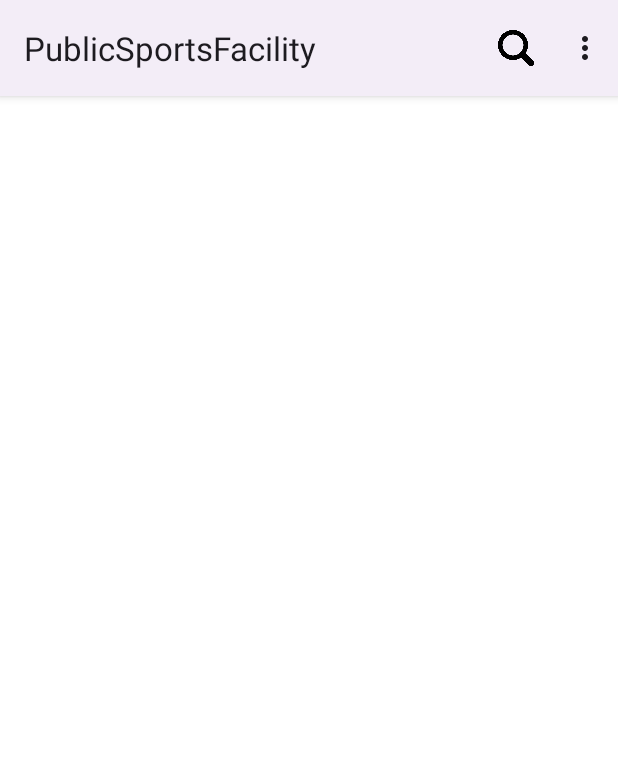
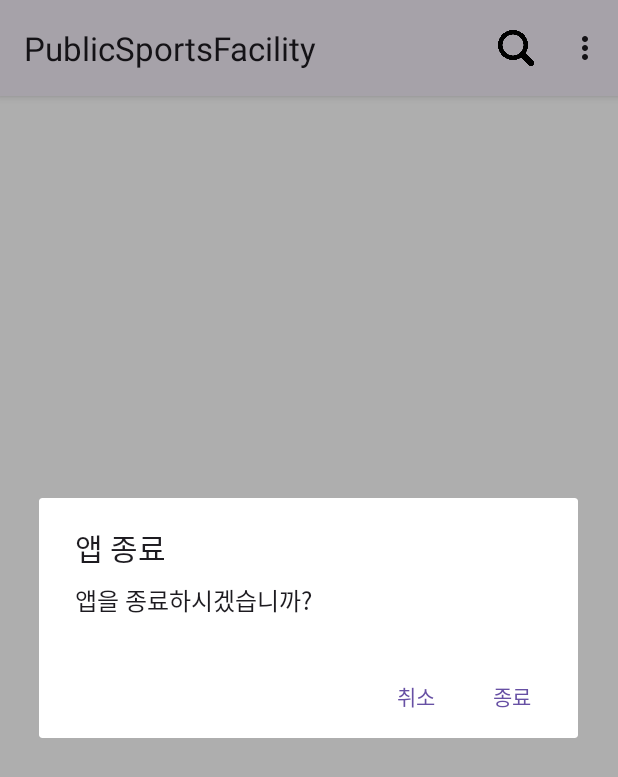
Before and after one commit to sem-git/PublicSportsFacility, an Android app: the screen it shows after launch (MainActivity), in the options menu, after a tap on "종료", on a phone screen of 412 x 824 dp. Shown: the top 777 px of the screen. Run offline under Robolectric (Android 15) with nearby library versions, the phone set to English and light mode, and no system bars; network calls fail; pictures from the network do not load; 1 statement that could not run was skipped.

```diff
--- a/app/src/main/AndroidManifest.xml
+++ b/app/src/main/AndroidManifest.xml
@@ -26,6 +26,9 @@
             android:value="AIzaSyDgNEIxHVvXI-mV5USv6x2uttlQWkpIyXQ" />
 
         <activity
+            android:name=".FavoritesActivity"
+            android:exported="false" />
+        <activity
             android:name=".DetailActivity"
             android:exported="false" />
         <activity
--- a/app/src/main/java/ddwu/com/mobileapp/publicsportsfacility/MainActivity.kt
+++ b/app/src/main/java/ddwu/com/mobileapp/publicsportsfacility/MainActivity.kt
@@ -4,9 +4,11 @@ import android.content.Intent
 import android.os.Bundle
 import android.util.Log
 import android.view.Menu
+import android.view.MenuItem
 import android.view.View
 import androidx.activity.enableEdgeToEdge
 import androidx.activity.viewModels
+import androidx.appcompat.app.AlertDialog
 import androidx.appcompat.app.AppCompatActivity
 import androidx.appcompat.widget.SearchView
 import androidx.recyclerview.widget.LinearLayoutManager
@@ -50,8 +52,8 @@ class MainActivity : AppCompatActivity() {
 
         sdViewModel.loadFacilities(
             apiKey = BuildConfig.API_KEY,
-            startIndex = 40,
-            endIndex = 90
+            startIndex = 1,
+            endIndex = 100
         )
 
         sdViewModel.facilities.observe(this) { facilities ->
@@ -100,4 +102,24 @@ class MainActivity : AppCompatActivity() {
 
         return super.onCreateOptionsMenu(menu)
     }
+
+    override fun onOptionsItemSelected(item: MenuItem): Boolean {
+        val builder = AlertDialog.Builder(this@MainActivity)
+        when (item.itemId) {
+            R.id.favoritesBtn -> {
+                val favoriteIntent = Intent(this, FavoritesActivity::class.java)
+                startActivity(favoriteIntent)
+            }
+
+            R.id.finishBtn -> {
+                builder.setTitle("앱 종료")
+                    .setMessage("앱을 종료하시겠습니까?")
+                    .setCancelable(false)
+                    .setPositiveButton("종료") { dialogInterface, i -> finish() }
+                    .setNegativeButton("취소", null)
+                builder.show()
+            }
+        }
+        return super.onOptionsItemSelected(item)
+    }
 }
--- a/app/src/main/res/layout/activity_detail.xml
+++ b/app/src/main/res/layout/activity_detail.xml
@@ -4,6 +4,7 @@
     xmlns:tools="http://schemas.android.com/tools"
     android:layout_width="match_parent"
     android:layout_height="match_parent"
+    android:background="#FFFFFF"
     tools:context=".DetailActivity">
 
     <android.widget.ScrollView
--- a/app/src/main/res/menu/menu_main.xml
+++ b/app/src/main/res/menu/menu_main.xml
@@ -3,11 +3,9 @@
     xmlns:android="http://schemas.android.com/apk/res/android">
 
     <item
-        android:id="@+id/favoriteBtn"
+        android:id="@+id/favoritesBtn"
         android:title="내 즐겨찾기" />
-    <item
-        android:id="@+id/introduceBtn"
-        android:title="개발자 소개" />
+
     <item
         android:id="@+id/finishBtn"
         android:title="종료" />
```
Also changed, not shown: app/src/main/java/ddwu/com/mobileapp/publicsportsfacility/FavoritesActivity.kt (added, +63 -0 lines), app/src/main/res/layout/activity_favorites.xml (added, +20 -0 lines).
